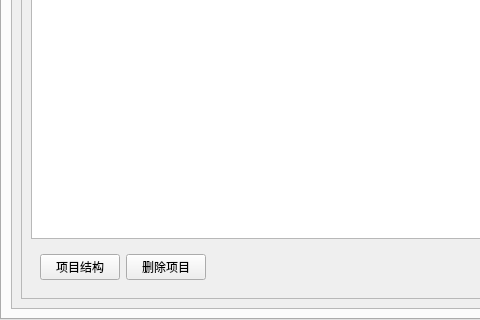
Qt form Qt/CloudSharedCoding/projectform.ui (GnoCiYeH/CloudShareCode) before a commit; both pictures show x 0 to 480 and y 210 to 530 of the 815 by 530 pixel window.
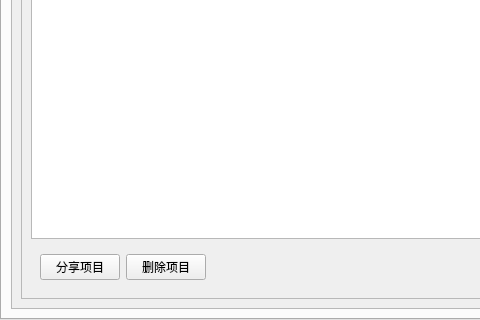
The same form after that commit. The open tabs and pages were chosen to show the change. Icons and pictures are not drawn.

Patch:
```diff
--- a/Qt/CloudSharedCoding/projectform.ui
+++ b/Qt/CloudSharedCoding/projectform.ui
@@ -157,7 +157,7 @@
                   <item>
                    <widget class="QPushButton" name="pushButton">
                     <property name="text">
-                     <string>项目结构</string>
+                     <string>分享项目</string>
                     </property>
                    </widget>
                   </item>
```
Left out of the diff: 2 changed lines with no effect on the pictures.
